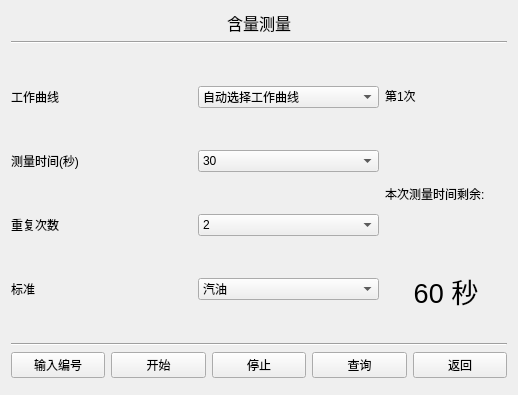
Above: samplemeasurement.ui from urielyan/kairen_ok335xs before the change. Below: the same form after it.
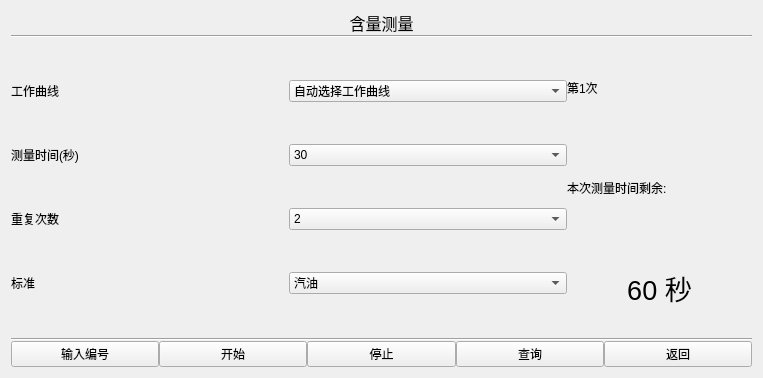
That is the form after the change. Custom widgets are drawn as their Qt base class.

```diff
--- a/samplemeasurement.ui
+++ b/samplemeasurement.ui
@@ -6,8 +6,8 @@
    <rect>
     <x>0</x>
     <y>0</y>
-    <width>518</width>
-    <height>395</height>
+    <width>763</width>
+    <height>378</height>
    </rect>
   </property>
   <property name="windowTitle">
@@ -16,6 +16,9 @@
   <layout class="QGridLayout" name="gridLayout_2">
    <item row="0" column="0">
     <layout class="QVBoxLayout" name="verticalLayout_2">
+     <property name="spacing">
+      <number>0</number>
+     </property>
      <item>
       <widget class="QLabel" name="label">
        <property name="sizePolicy">
@@ -264,6 +267,9 @@
      </item>
      <item>
       <layout class="QHBoxLayout" name="horizontalLayout_3">
+       <property name="spacing">
+        <number>0</number>
+       </property>
        <item>
         <widget class="QPushButton" name="b_input_serial">
          <property name="text">
```
